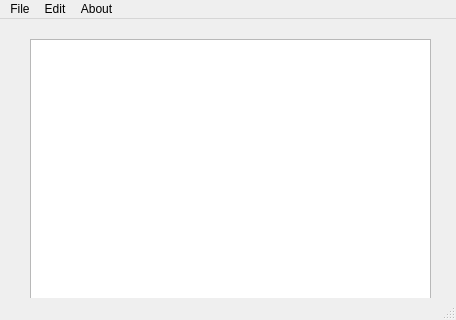
This is CS4076Project/mainwindow.ui in MaaHuu221/CS4076-Project as Qt 5 draws it before an edit. The edited form follows.
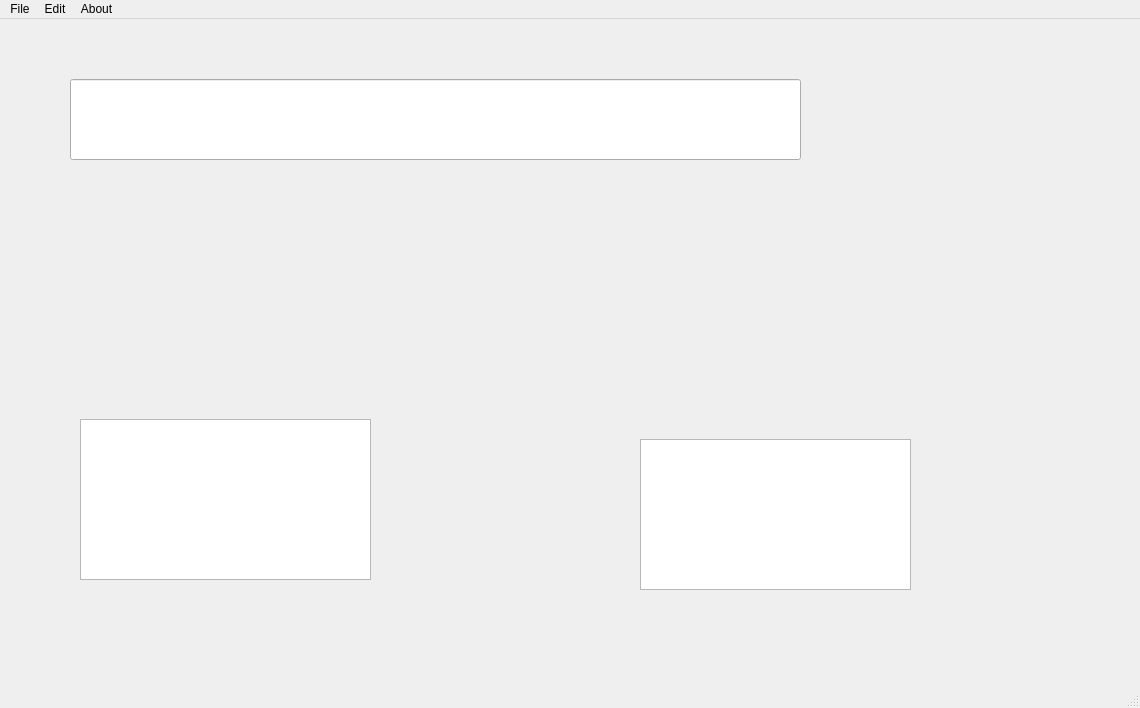
This is the edited form. Icons and pictures are not drawn.

Commit message: Again, fuck all

The edit to the form file:
```diff
--- a/CS4076Project/mainwindow.ui
+++ b/CS4076Project/mainwindow.ui
@@ -6,8 +6,8 @@
    <rect>
     <x>0</x>
     <y>0</y>
-    <width>456</width>
-    <height>320</height>
+    <width>1140</width>
+    <height>708</height>
    </rect>
   </property>
   <property name="windowTitle">
@@ -17,10 +17,10 @@
    <widget class="QWidget" name="verticalLayoutWidget">
     <property name="geometry">
      <rect>
-      <x>30</x>
-      <y>20</y>
-      <width>401</width>
-      <height>261</height>
+      <x>80</x>
+      <y>400</y>
+      <width>291</width>
+      <height>161</height>
      </rect>
     </property>
     <layout class="QVBoxLayout" name="verticalLayout">
@@ -29,14 +29,42 @@
      </item>
     </layout>
    </widget>
+   <widget class="QWidget" name="verticalLayoutWidget_2">
+    <property name="geometry">
+     <rect>
+      <x>640</x>
+      <y>420</y>
+      <width>271</width>
+      <height>151</height>
+     </rect>
+    </property>
+    <layout class="QVBoxLayout" name="verticalLayout_2">
+     <item>
+      <widget class="QTextEdit" name="textEdit_2"/>
+     </item>
+    </layout>
+   </widget>
+   <widget class="QLineEdit" name="lineEdit">
+    <property name="geometry">
+     <rect>
+      <x>70</x>
+      <y>60</y>
+      <width>731</width>
+      <height>81</height>
+     </rect>
+    </property>
+    <property name="text">
+     <string/>
+    </property>
+   </widget>
   </widget>
   <widget class="QMenuBar" name="menubar">
    <property name="geometry">
     <rect>
      <x>0</x>
      <y>0</y>
-     <width>456</width>
-     <height>17</height>
+     <width>1140</width>
+     <height>21</height>
     </rect>
    </property>
    <widget class="QMenu" name="menuFile">
```
Left out of the diff: 7 changed lines with no effect on the pictures. The commit also changes 2 other files.
